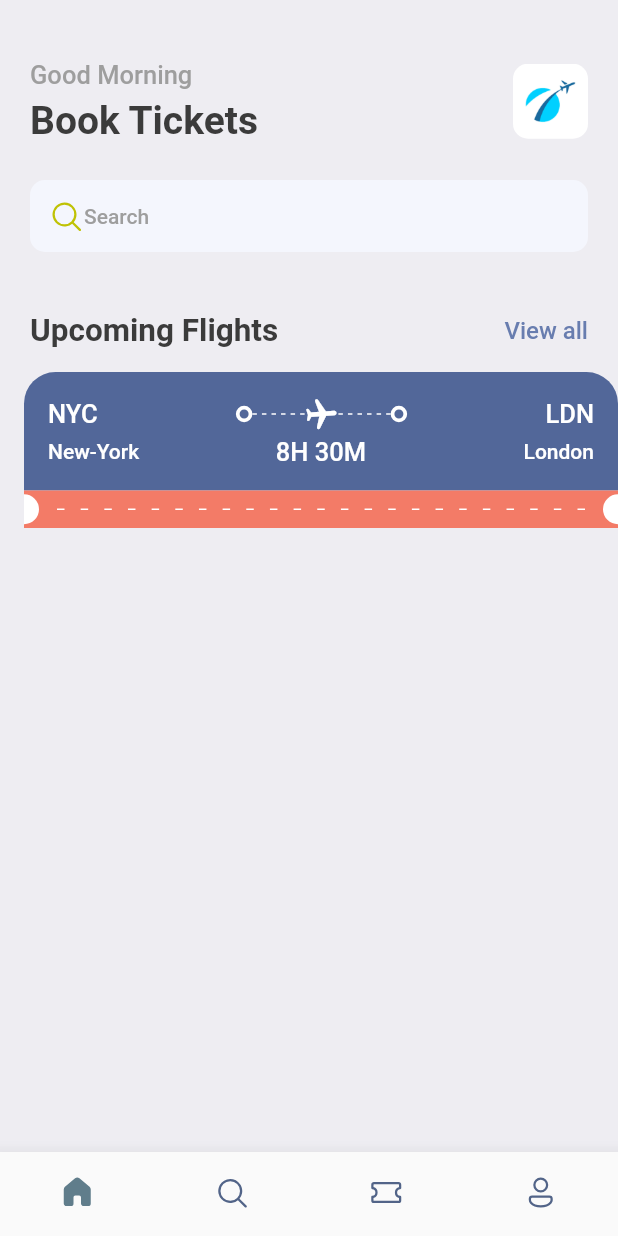
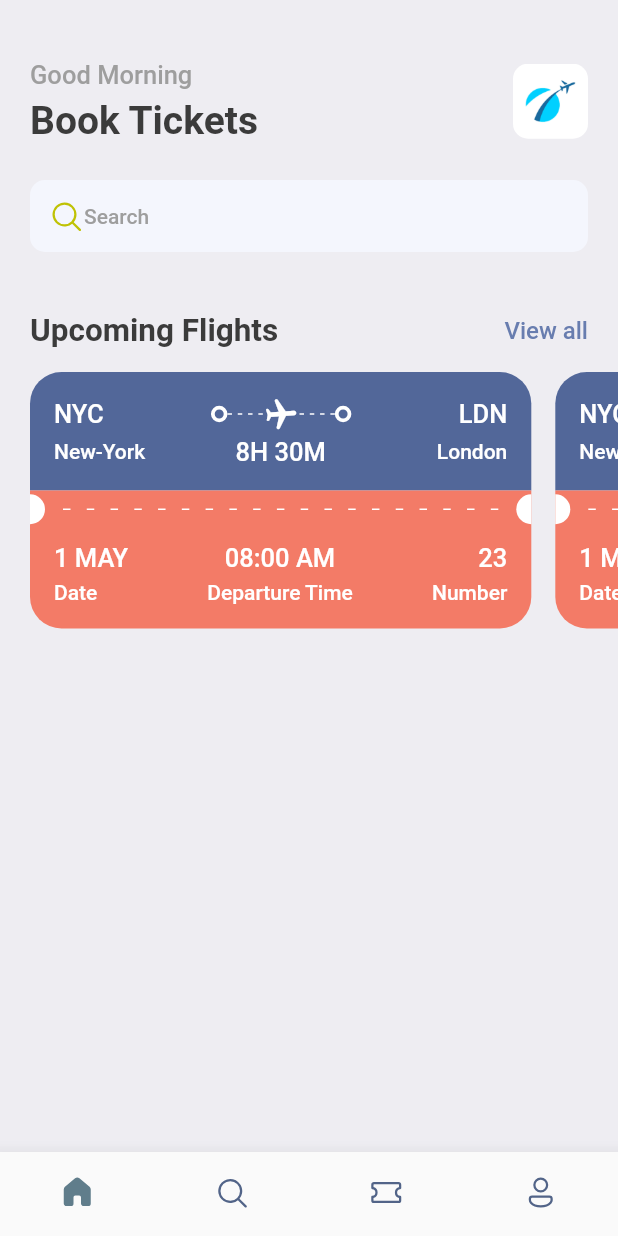
Before and after one commit to Moyinoluwa3/FlutterUiDesign, a Flutter app: the screen it shows after launch, on a phone screen of 412 x 824 dp. Run offline on Flutter 3.47's test engine with Material 2 defaults, Android fonts, the light colour scheme and no system bars; our stand-ins replace fluentui_icons, gap.

Commit message:
second commit

```diff
--- a/lib/screens/home_screen.dart
+++ b/lib/screens/home_screen.dart
@@ -86,7 +86,16 @@ class HomeScreen extends StatelessWidget {
                   ],
                 )),
             const Gap(15),
-            TicketView(),
+            SingleChildScrollView(
+              scrollDirection: Axis.horizontal,
+              padding: const EdgeInsets.only(left: 20),
+              child: Row(
+                children: const [
+                  TicketView(),
+                  TicketView(),
+                ],
+              ),
+            )
           ],
         ));
   }
--- a/lib/screens/ticket_view.dart
+++ b/lib/screens/ticket_view.dart
@@ -16,10 +16,10 @@ class TicketView extends StatelessWidget {
     final size = AppLayout.getSize(context);
 
     return SizedBox(
-      width: size.width,
+      width: size.width * 0.85,
       height: 200,
       child: Container(
-        margin: const EdgeInsets.only(left: 16),
+        margin: const EdgeInsets.only(right: 16),
         child: Column(
           children: [
             //  showing the blue part of our ticket a lot
@@ -164,7 +164,73 @@ class TicketView extends StatelessWidget {
                       ),
                     )
                   ],
-                ))
+                )),
+            Container(
+              decoration: BoxDecoration(
+                  color: Styles.orangeColor,
+                  borderRadius: const BorderRadius.only(
+                      bottomLeft: Radius.circular(21),
+                      bottomRight: Radius.circular(21))),
+              padding: const EdgeInsets.only(
+                  left: 16, top: 10, right: 16, bottom: 16),
+              child: Column(
+                children: [
+                  Row(
+                    mainAxisAlignment: MainAxisAlignment.spaceBetween,
+                    children: [
+                      Column(
+                        crossAxisAlignment: CrossAxisAlignment.start,
+                        children: [
+                          Text(
+                            "1 MAY",
+                            style: Styles.headLineStyle3
+                                .copyWith(color: Colors.white),
+                          ),
+                          const Gap(5),
+                          Text(
+                            "Date",
+                            style: Styles.headLineStyle4
+                                .copyWith(color: Colors.white),
+                          )
+                        ],
+                      ),
+                      Column(
+                        crossAxisAlignment: CrossAxisAlignment.center,
+                        children: [
+                          Text(
+                            "08:00 AM",
+                            style: Styles.headLineStyle3
+                                .copyWith(color: Colors.white),
+                          ),
+                          const Gap(5),
+                          Text(
+                            "Departure Time",
+                            style: Styles.headLineStyle4
+                                .copyWith(color: Colors.white),
+                          )
+                        ],
+                      ),
+                      Column(
+                        crossAxisAlignment: CrossAxisAlignment.end,
+                        children: [
+                          Text(
+                            "23",
+                            style: Styles.headLineStyle3
+                                .copyWith(color: Colors.white),
+                          ),
+                          const Gap(5),
+                          Text(
+                            "Number",
+                            style: Styles.headLineStyle4
+                                .copyWith(color: Colors.white),
+                          )
+                        ],
+                      )
+                    ],
+                  )
+                ],
+              ),
+            )
           ],
         ),
       ),
```
